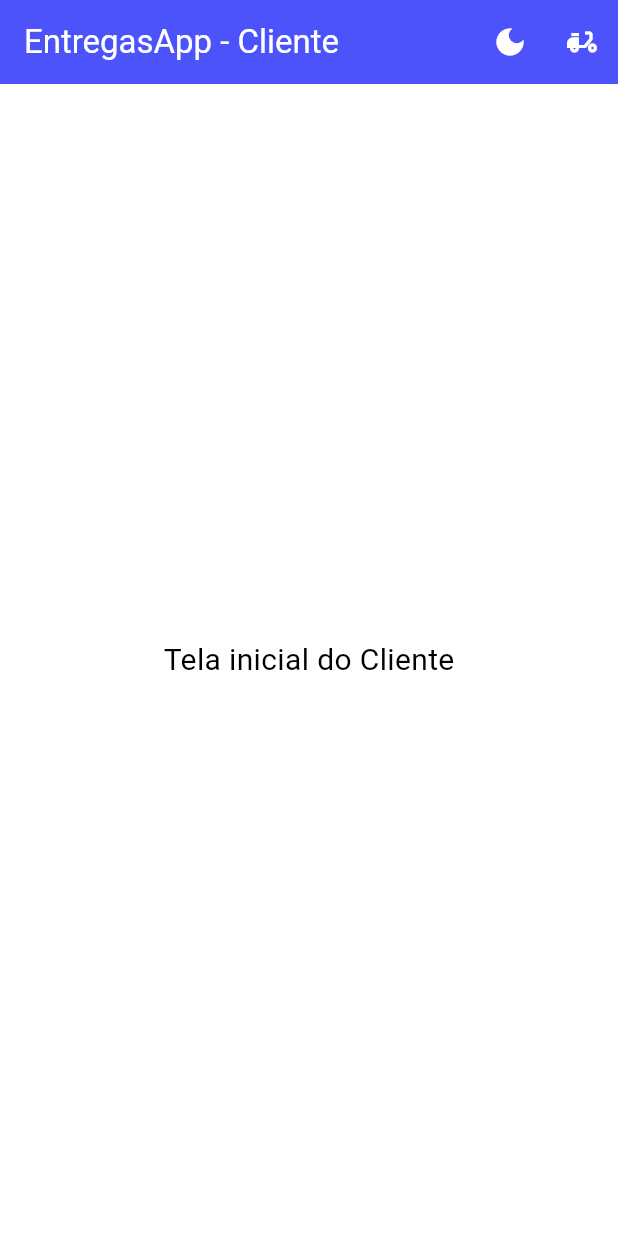
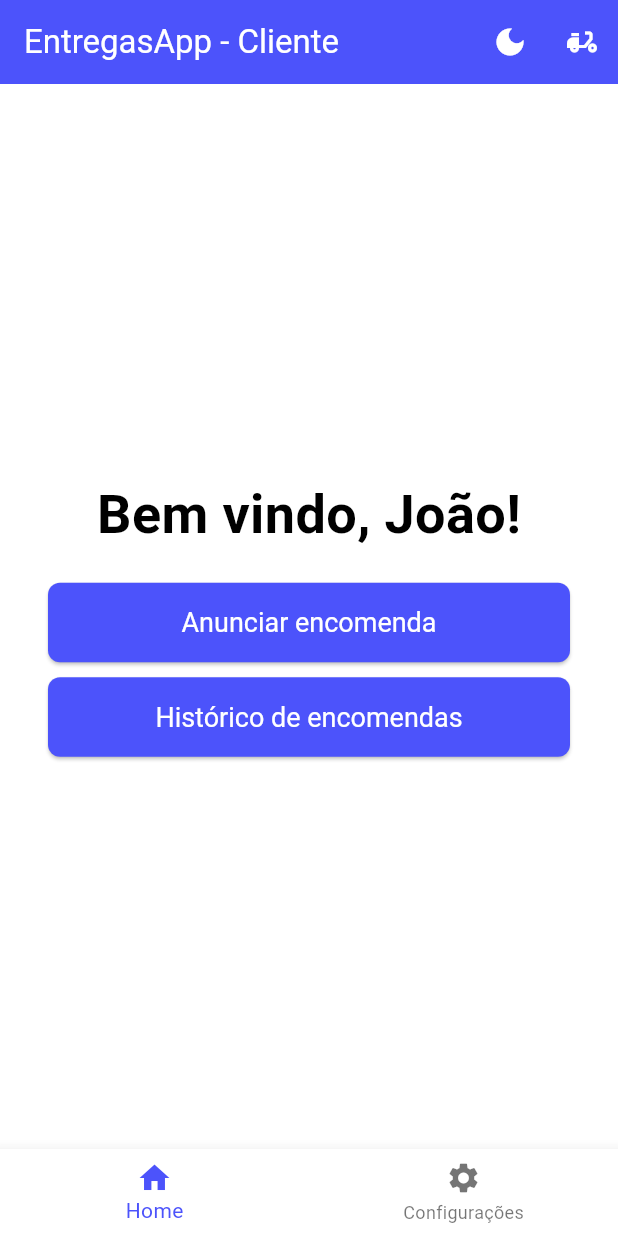
Before and after one commit to oarthurfc/delivery-app, a Flutter app: the screen it shows after launch, on a phone screen of 412 x 824 dp. Run offline on Flutter 3.47's test engine with Material 3 defaults, Android fonts, the phone set to English and light mode, and no system bars; our stand-ins replace shared_preferences.

Commit message:
feat: adiciona home cliente #24

```diff
--- a/lib/app.dart
+++ b/lib/app.dart
@@ -61,12 +61,7 @@ class _DeliveryAppState extends State<DeliveryApp> {
             ),
           ],
         ),
-        body: Center(
-          child: Text(
-            _isDriver ? 'Tela inicial do Motorista' : 'Tela inicial do Cliente',
-            style: TextStyle(fontSize: 20),
-          ),
-        ),
+        body: _isDriver ? DriverHomeScreen() : ClienteHomePage(),
       ),
     );
   }
--- a/lib/screens/client/client_home_screen.dart
+++ b/lib/screens/client/client_home_screen.dart
@@ -0,0 +1,60 @@
+import 'package:flutter/material.dart';
+import '../../widgets/common/app_bar_widget.dart';
+
+class ClienteHomePage extends StatelessWidget {
+  const ClienteHomePage({super.key});
+
+  @override
+  Widget build(BuildContext context) {
+    return Scaffold(
+      body: Center(
+        child: Padding(
+          padding: const EdgeInsets.all(32.0),
+          child: Column(
+            mainAxisSize: MainAxisSize.min,
+            crossAxisAlignment: CrossAxisAlignment.center,
+            children: [
+              const Text(
+                "Bem vindo, João!",
+                style: TextStyle(
+                  fontWeight: FontWeight.bold,
+                  fontSize: 36,
+                ),
+              ),
+              const SizedBox(height: 20),
+              SizedBox(
+                width: double.infinity,
+                child: ElevatedButton(
+                  onPressed: () {},
+                  style: ElevatedButton.styleFrom(
+                    padding: const EdgeInsets.symmetric(vertical: 16),
+                    textStyle: const TextStyle(fontSize: 18),
+                  ),
+                  child: const Text('Anunciar encomenda'),
+                ),
+              ),
+              const SizedBox(height: 10),
+              SizedBox(
+                width: double.infinity,
+                child: ElevatedButton(
+                  onPressed: () {},
+                  style: ElevatedButton.styleFrom(
+                    padding: const EdgeInsets.symmetric(vertical: 16),
+                    textStyle: const TextStyle(fontSize: 18),
+                  ),
+                  child: const Text('Histórico de encomendas'),
+                ),
+              ),
+            ],
+          ),
+        ),
+      ),
+      bottomNavigationBar: AppBottomNavBar(
+        currentIndex: 0,
+        onTap: (index) {
+          // lógica de navegação
+        },
+      ),
+    );
+  }
+}
```
